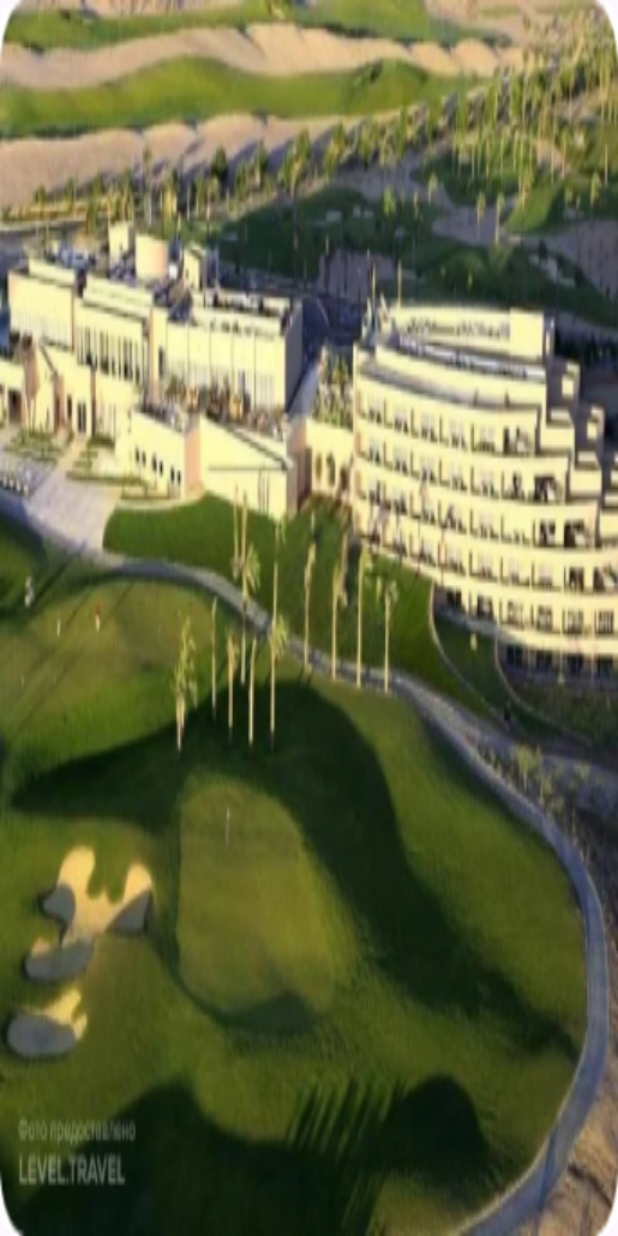
After one commit to qsubq/TestProjectInCompany, an Android app: the layout hotel_view_pager_item.xml on its own in the app's theme, with its tools: preview values and no code run, on a phone screen of 412 x 824 dp. The commit adds this screen. Run offline under Robolectric (Android 15) with nearby library versions, the phone set to English and light mode, and no system bars; network calls fail.

Commit message:
view pager and dots indicator

```diff
--- a/app/build.gradle.kts
+++ b/app/build.gradle.kts
@@ -39,6 +39,9 @@ android {
 }
 
 dependencies {
+    // Picasso
+    implementation("com.squareup.picasso:picasso:2.71828")
+
     // Retrofit
     implementation("com.squareup.retrofit2:retrofit:${rootProject.extra["retrofitVersion"] as String}")
     implementation("com.squareup.retrofit2:converter-gson:${rootProject.extra["retrofitVersion"] as String}")
@@ -49,6 +52,7 @@ dependencies {
     // Navigation
     //noinspection GradleDependency
     implementation("androidx.navigation:navigation-fragment-ktx:${rootProject.extra["navigationVersion"] as String}")
+    //noinspection GradleDependency
     implementation("androidx.navigation:navigation-common-ktx:${rootProject.extra["navigationVersion"] as String}")
 
     implementation("androidx.core:core-ktx:1.9.0")
--- /dev/null
+++ b/app/src/main/res/layout/hotel_view_pager_item.xml
@@ -0,0 +1,16 @@
+<?xml version="1.0" encoding="utf-8"?>
+<androidx.cardview.widget.CardView xmlns:android="http://schemas.android.com/apk/res/android"
+    android:layout_width="match_parent"
+    xmlns:app="http://schemas.android.com/apk/res-auto"
+    app:cardElevation="0dp"
+    app:cardCornerRadius="15dp"
+    android:layout_height="match_parent">
+
+    <androidx.appcompat.widget.AppCompatImageView
+        android:id="@+id/imgHotel"
+        android:scaleType="fitXY"
+        android:layout_width="match_parent"
+        android:src="@drawable/image_20"
+        android:layout_height="match_parent"/>
+
+</androidx.cardview.widget.CardView>
--- a/app/src/main/res/values/colors.xml
+++ b/app/src/main/res/values/colors.xml
@@ -2,4 +2,8 @@
 <resources>
     <color name="black">#FF000000</color>
     <color name="white">#FFFFFFFF</color>
+
+    <color name="blue">#2196F3</color>
+    <color name="yellow">#FFEB3B</color>
+    <color name="grey">#C3C2BE</color>
 </resources>
--- a/app/src/main/res/values/strings.xml
+++ b/app/src/main/res/values/strings.xml
@@ -4,6 +4,8 @@
     <string name="hello_blank_fragment">Hello blank fragment</string>
     <string name="hotel">Отель</string>
 
-    <string name="rate_hotel">%1$i %2$s</string>
-    <string name="price">от %1$i ₽</string>
+    <string name="rate_hotel">%1$s %2$s</string>
+    <string name="price">от %1$s ₽</string>
+    <string name="to_choose_room">К выбору номера</string>
+    <string name="about_hotel">Об отеле</string>
 </resources>
--- a/app/src/main/res/values/themes.xml
+++ b/app/src/main/res/values/themes.xml
@@ -3,6 +3,7 @@
     <style name="Base.Theme.TestProjectInCompany" parent="Theme.Material3.DayNight.NoActionBar">
         <!-- Customize your light theme here. -->
         <!-- <item name="colorPrimary">@color/my_light_primary</item> -->
+        <item name="colorPrimary">#0D72FF</item>
     </style>
 
     <style name="Theme.TestProjectInCompany" parent="Base.Theme.TestProjectInCompany" />
```
Also changed, not shown: app/src/main/java/com/example/testprojectincompany/presentation/screen/hotel/HotelFragment.kt (+9 -2 lines), app/src/main/java/com/example/testprojectincompany/presentation/screen/hotel/HotelViewPagerAdapter.kt (added, +27 -0 lines), app/src/main/res/layout/fragment_hotel.xml (+64 -5 lines).
